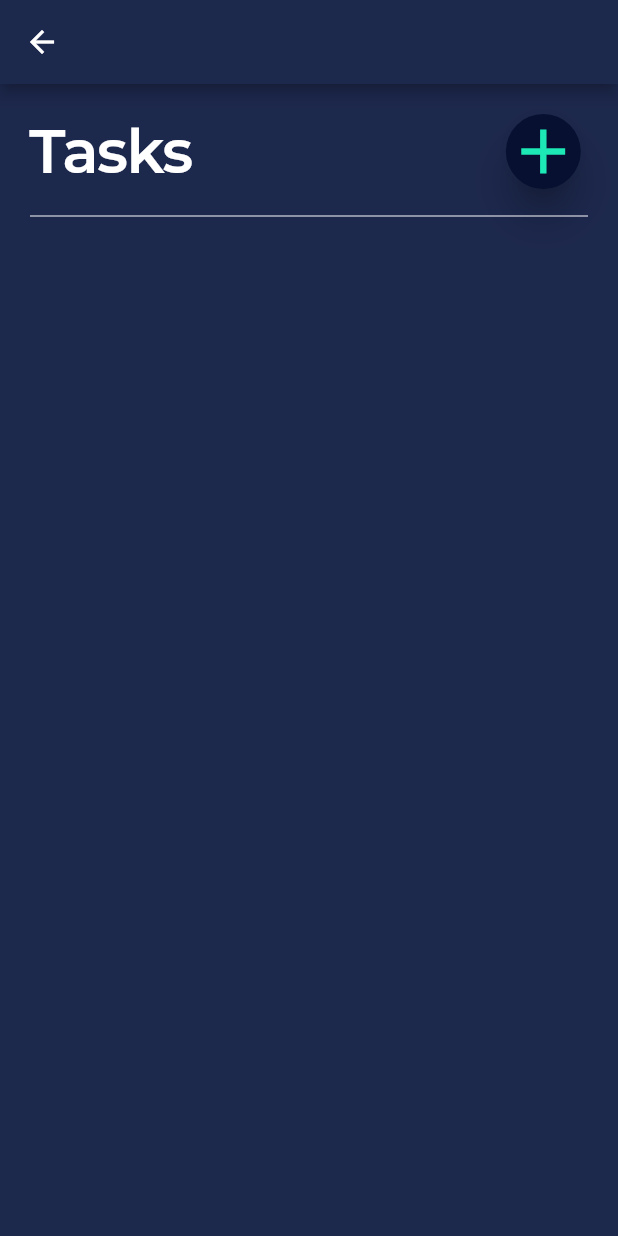
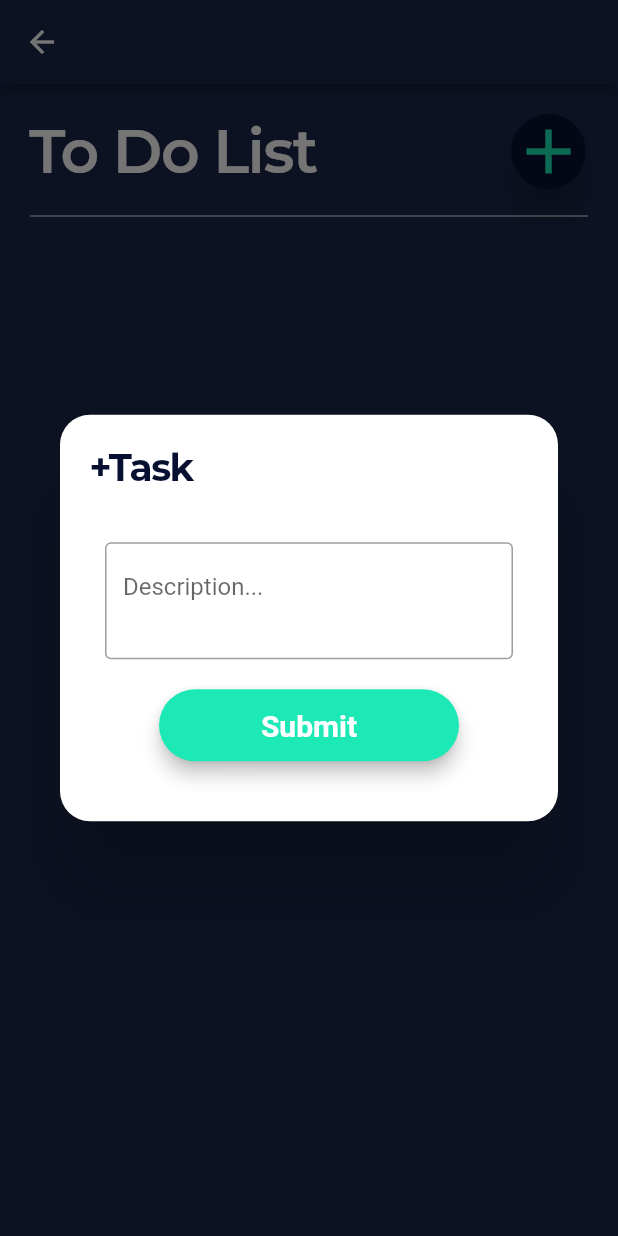
Before and after one commit to MisterJoz/Productivist, a Flutter app: the TasksPage screen opened directly, after a tap on the "add" icon, on a phone screen of 412 x 824 dp. Run offline on Flutter 3.47's test engine with Material 2 defaults, Android fonts, the phone set to English and light mode, and no system bars; our stand-ins replace table_calendar; Roboto replaces fonts that are missing (Montserrat); project files that could hold a hidden picture were left out.

Commit message:
dialog for adding task

```diff
--- a/lib/screens/task_page.dart
+++ b/lib/screens/task_page.dart
@@ -6,6 +6,8 @@ class TasksPage extends StatefulWidget {
 }
 
 class _TasksPageState extends State<TasksPage> {
+  TextEditingController taskCtrl = TextEditingController();
+
   @override
   Widget build(BuildContext context) {
     return Scaffold(
@@ -22,7 +24,7 @@ class _TasksPageState extends State<TasksPage> {
             child: Row(
               children: <Widget>[
                 Text(
-                  "Tasks",
+                  "To Do List",
                   style: TextStyle(
                       color: Colors.white,
                       fontSize: 40.0,
@@ -31,7 +33,7 @@ class _TasksPageState extends State<TasksPage> {
                 ),
 
                 Padding(
-                  padding: EdgeInsets.fromLTRB(190, 0, 0, 0),
+                  padding: EdgeInsets.fromLTRB(110, 0, 0, 0),
                   child: RawMaterialButton(
                     shape: CircleBorder(),
                     fillColor: Color(0xFF071030),
@@ -41,7 +43,72 @@ class _TasksPageState extends State<TasksPage> {
                       size: 50,
                       color: Colors.tealAccent[400],
                     ),
-                    onPressed: () {},
+                    onPressed: () {
+                      //showDialog goes here
+                    showDialog(
+                      context: context,
+                      builder: (BuildContext context) {
+                        return Dialog(
+                          shape: RoundedRectangleBorder(
+                              borderRadius: BorderRadius.circular(20.0)),
+                          child: Column(
+                            mainAxisSize: MainAxisSize.min,
+                            children: <Widget>[
+                              Container(
+                                width: MediaQuery.of(context).size.width,
+                                child: Padding(
+                                  padding: EdgeInsets.fromLTRB(20, 20, 0, 15),
+                                  child: Text(
+                                    "+Task",
+                                    style: TextStyle(
+                                      color: Color(0xFF071030),
+                                      fontFamily: 'Montserrat-Bold',
+                                      fontSize: 25,
+                                      letterSpacing: -1,
+                                    ),
+                                  ),
+                                ),
+                              ),
+                              Padding(
+                                padding: EdgeInsets.fromLTRB(30, 20, 30, 20),
+                                child: Container(
+                                  child: TextField(
+                                    controller: taskCtrl,
+                                    maxLines: 2,
+                                    decoration: InputDecoration(
+                                      hintText: 'Description...',
+                                      border: OutlineInputBorder(),
+                                    ),
+                                  ),
+                                ),
+                              ),
+                              Padding(
+                                  padding: const EdgeInsets.only(bottom: 40),
+                                  child: Material(
+                                    elevation: 5.0,
+                                    borderRadius: BorderRadius.circular(30.0),
+                                    color: Colors.tealAccent[400],
+                                    child: MaterialButton(
+                                      minWidth: 200,
+                                      padding: EdgeInsets.fromLTRB(
+                                          40, 5, 40, 5),
+                                      onPressed: () {},
+                                      child: Text("Submit",
+                                          textAlign: TextAlign.center,
+                                          style: TextStyle(
+                                                  fontFamily: 'Montserrat',
+                                                  fontSize: 20)
+                                              .copyWith(
+                                                  color: Colors.white,
+                                                  fontWeight: FontWeight.bold)),
+                                    ),
+                                  )),
+                            ],
+                          ),
+                        );
+                      },
+                    );
+                    },
                   ),
                 ),
 
```
